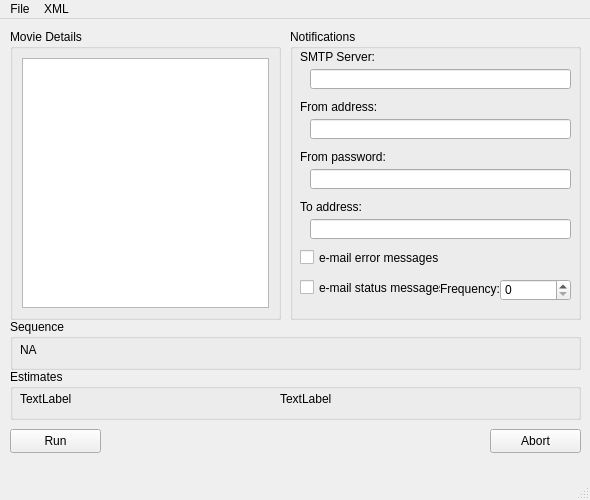
Qt form dave/qtdesigner/dave.ui (ZhuangLab/storm-control) before a commit.
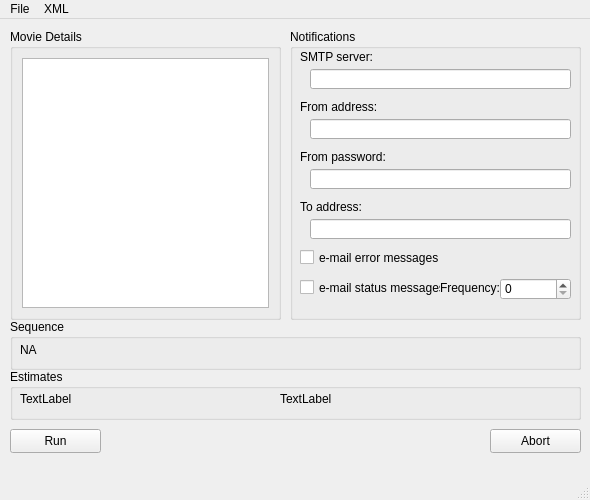
The same form after that commit.

Commit message: Minor tweaks to the UI. Remove unused settings from the parameters file.

Diff of the .ui file:
```diff
--- a/dave/qtdesigner/dave.ui
+++ b/dave/qtdesigner/dave.ui
@@ -131,7 +131,7 @@
       </rect>
      </property>
      <property name="text">
-      <string>SMTP Server:</string>
+      <string>SMTP server:</string>
      </property>
     </widget>
     <widget class="QLabel" name="fromAddressLabel">
@@ -236,7 +236,7 @@
      <property name="geometry">
       <rect>
        <x>210</x>
-       <y>250</y>
+       <y>249</y>
        <width>71</width>
        <height>22</height>
       </rect>
@@ -246,7 +246,7 @@
      <property name="geometry">
       <rect>
        <x>150</x>
-       <y>250</y>
+       <y>249</y>
        <width>71</width>
        <height>20</height>
       </rect>
```
The commit also changes 1 other file.
